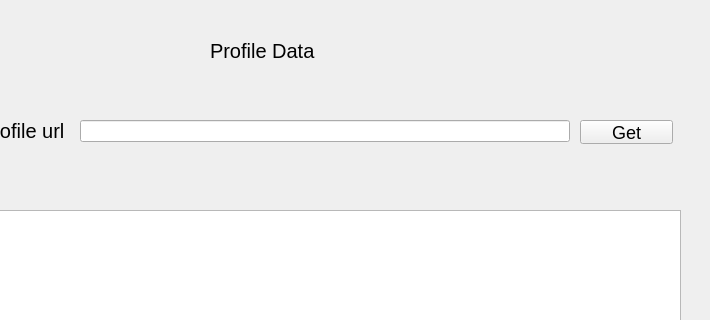
mido-99/Tweety, file main.ui: the form before one commit; both pictures show x 90 to 800 and y 0 to 320 of the 800 by 600 pixel window.
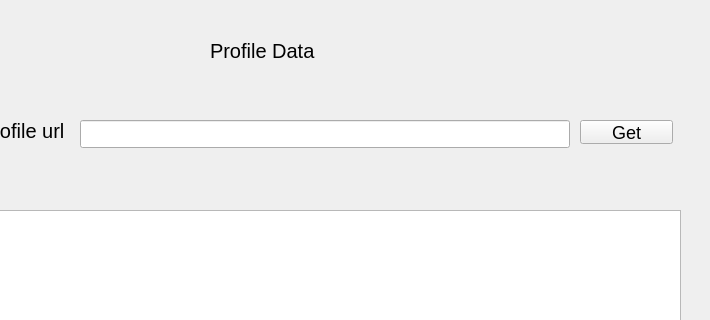
The form after the commit.

Commit message: Json output on plainTextEdit, with statturing loading gif

What changed in the file:
```diff
--- a/main.ui
+++ b/main.ui
@@ -198,7 +198,7 @@
         <x>170</x>
         <y>120</y>
         <width>490</width>
-        <height>22</height>
+        <height>28</height>
        </rect>
       </property>
      </widget>
```
Left out of the diff: 12 changed lines with no effect on the pictures. The commit also changes 2 other files.
